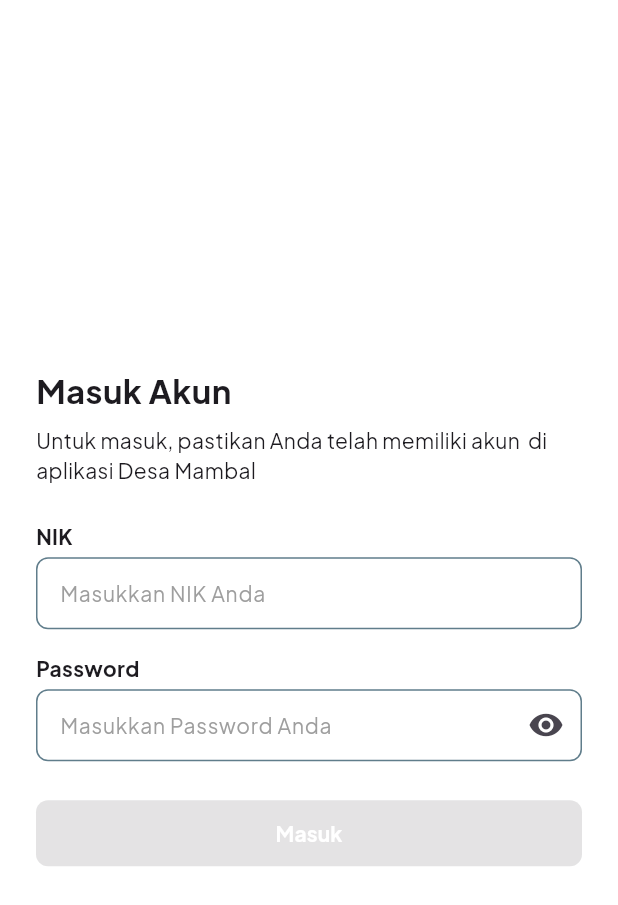
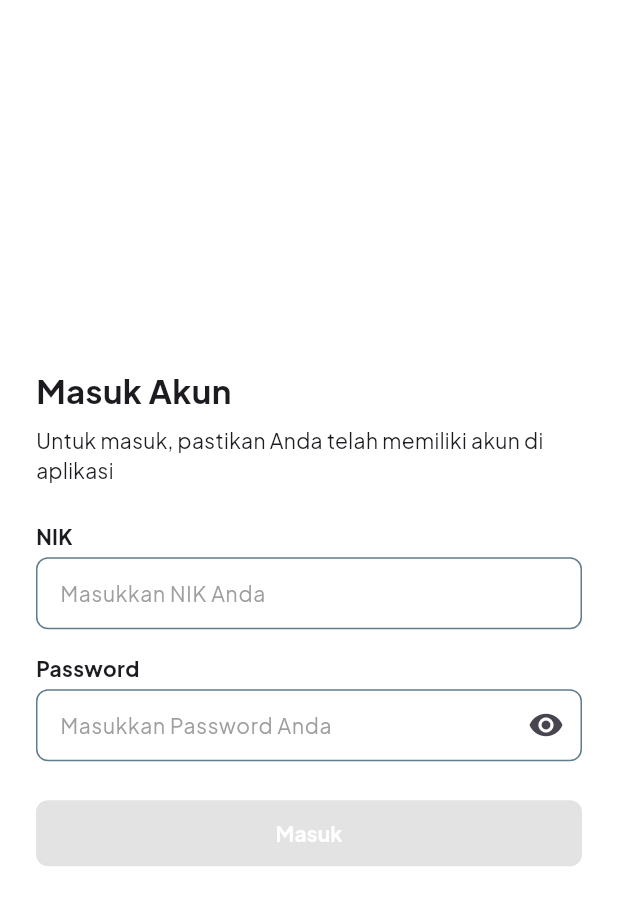
Before and after one commit to firman-ali/project_testcase_mobile, a Flutter app: the LoginView screen opened by its route, on a phone screen of 412 x 824 dp. Shown: the top 905 px of the screen. Run offline on Flutter 3.47's test engine with Material 3 defaults, Android fonts, the phone set to English and light mode, and no system bars; our stand-ins replace flutter_dotenv, flutter_easyloading, get, google_fonts, image_picker, infinite_scroll_pagination and 1 more; accounts and stored records are empty.

Commit message:
remove unused code

```diff
--- a/lib/app/modules/login/views/login_view.dart
+++ b/lib/app/modules/login/views/login_view.dart
@@ -1,5 +1,4 @@
 import 'package:flutter/material.dart';
-
 import 'package:get/get.dart';
 import 'package:google_fonts/google_fonts.dart';
 
@@ -36,7 +35,7 @@ class LoginView extends GetView<LoginController> {
                         ),
                         const SizedBox(height: 8.0),
                         Text(
-                          "Untuk masuk, pastikan Anda telah memiliki akun  di aplikasi Desa Mambal",
+                          "Untuk masuk, pastikan Anda telah memiliki akun di aplikasi",
                           style: GoogleFonts.plusJakartaSans(
                             fontSize: 14,
                             fontWeight: FontWeight.w400,
```
